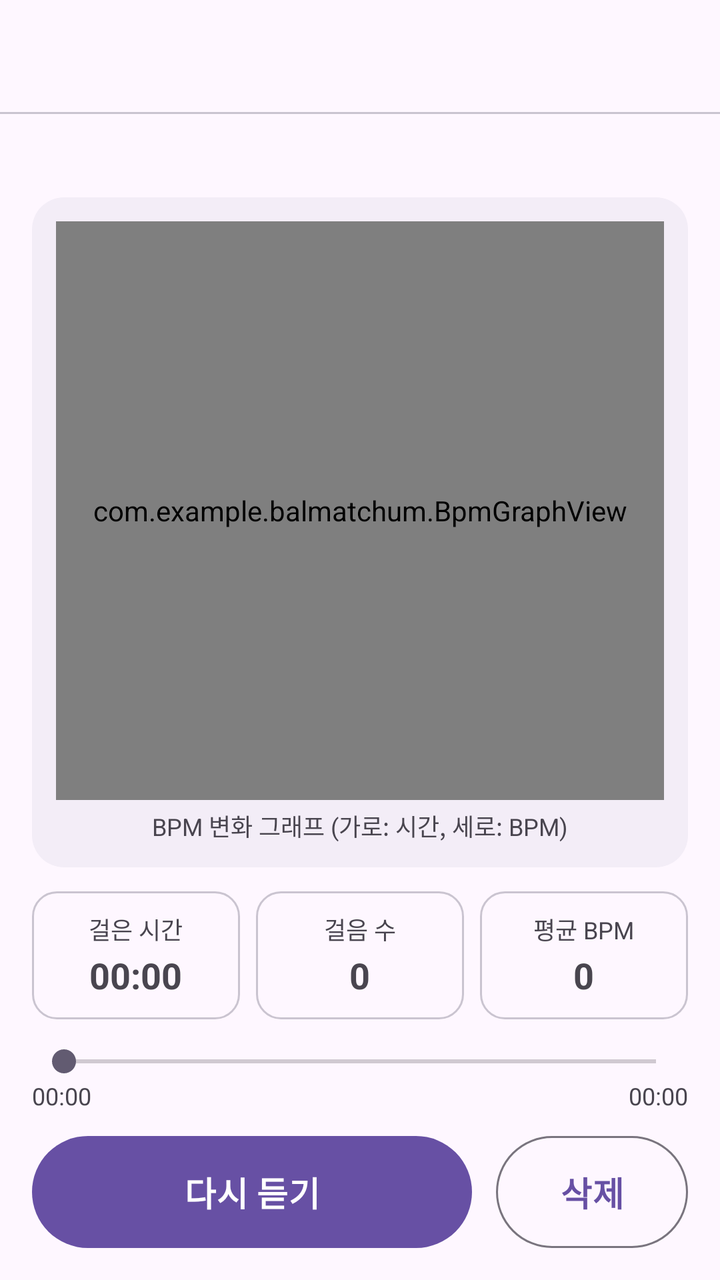
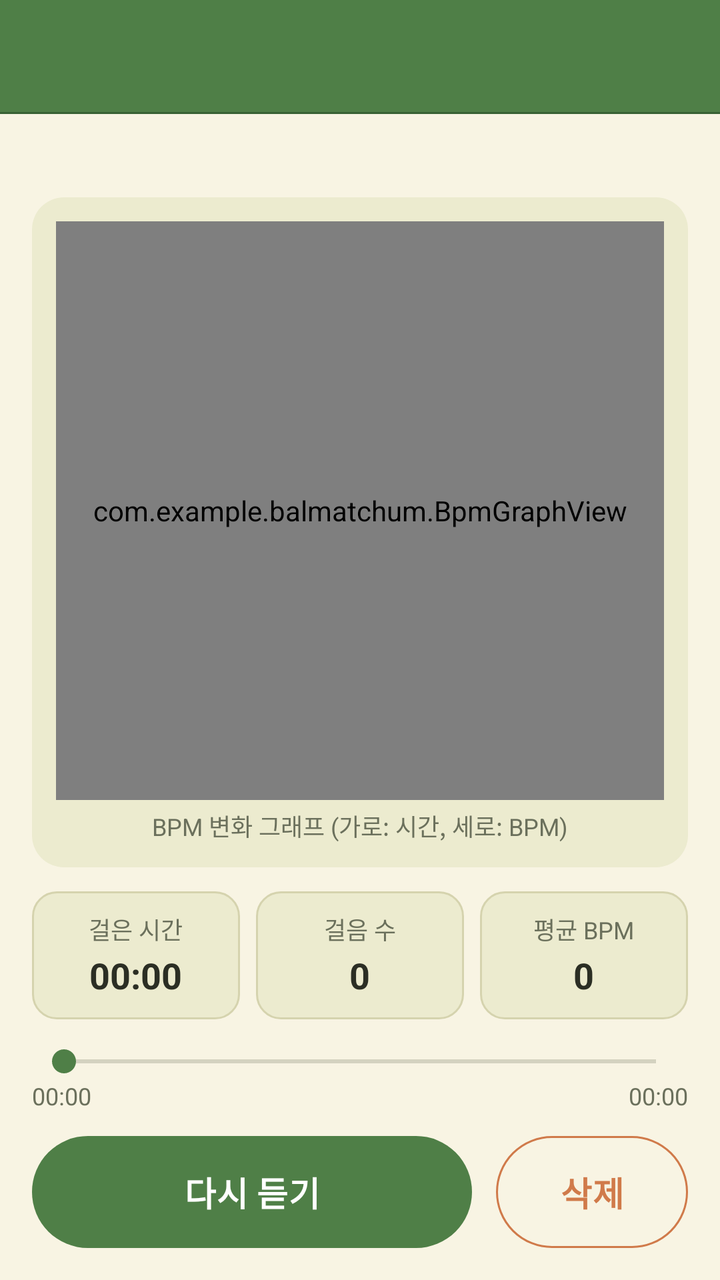

An Android layout rendered at two revisions. The XML below is the earlier revision; the diff shows what the commit changed to produce the second picture.
<!-- AndroidManifest.xml: application theme Theme.Balmatchum -->
<!-- res/layout/activity_song_detail.xml -->
<?xml version="1.0" encoding="utf-8"?>
<FrameLayout xmlns:android="http://schemas.android.com/apk/res/android"
    xmlns:app="http://schemas.android.com/apk/res-auto"
    android:layout_width="match_parent"
    android:layout_height="match_parent"
    android:fitsSystemWindows="true">

<LinearLayout
    android:layout_width="match_parent"
    android:layout_height="match_parent"
    android:orientation="vertical">

    
    <include layout="@layout/include_toolbar" />

    <LinearLayout
        android:layout_width="match_parent"
        android:layout_height="0dp"
        android:layout_weight="1"
        android:orientation="vertical"
        android:paddingStart="16dp"
        android:paddingTop="12dp"
        android:paddingEnd="16dp"
        android:paddingBottom="16dp">

        
        <TextView
            android:id="@+id/tvDate"
            android:layout_width="match_parent"
            android:layout_height="wrap_content"
            android:textColor="?attr/colorOnSurfaceVariant"
            android:textSize="13sp" />

        
        <LinearLayout
            android:layout_width="match_parent"
            android:layout_height="0dp"
            android:layout_marginTop="12dp"
            android:layout_weight="1"
            android:background="@drawable/bg_panel"
            android:minHeight="200dp"
            android:orientation="vertical"
            android:padding="12dp">

            
            <com.example.balmatchum.BpmGraphView
                android:id="@+id/graph"
                android:layout_width="match_parent"
                android:layout_height="0dp"
                android:layout_weight="1" />

            <TextView
                android:layout_width="match_parent"
                android:layout_height="wrap_content"
                android:layout_marginTop="4dp"
                android:gravity="center"
                android:text="BPM 변화 그래프 (가로: 시간, 세로: BPM)"
                android:textColor="?attr/colorOnSurfaceVariant"
                android:textSize="12sp" />
        </LinearLayout>

        
        <include
            layout="@layout/include_stat_tiles"
            android:layout_width="match_parent"
            android:layout_height="wrap_content"
            android:layout_marginTop="12dp" />

        
        <SeekBar
            android:id="@+id/seek"
            android:layout_width="match_parent"
            android:layout_height="wrap_content"
            android:layout_marginTop="12dp" />

        
        <LinearLayout
            android:layout_width="match_parent"
            android:layout_height="wrap_content"
            android:orientation="horizontal">

            <TextView
                android:id="@+id/tvTimeNow"
                android:layout_width="0dp"
                android:layout_height="wrap_content"
                android:layout_weight="1"
                android:text="00:00"
                android:textColor="?attr/colorOnSurfaceVariant"
                android:textSize="12sp" />

            <TextView
                android:id="@+id/tvTimeTotal"
                android:layout_width="wrap_content"
                android:layout_height="wrap_content"
                android:text="00:00"
                android:textColor="?attr/colorOnSurfaceVariant"
                android:textSize="12sp" />
        </LinearLayout>

        
        <LinearLayout
            android:layout_width="match_parent"
            android:layout_height="wrap_content"
            android:layout_marginTop="12dp"
            android:orientation="horizontal">

            
            <com.google.android.material.button.MaterialButton
                android:id="@+id/btnPlay"
                android:layout_width="0dp"
                android:layout_height="56dp"
                android:layout_weight="1"
                android:insetTop="0dp"
                android:insetBottom="0dp"
                android:text="다시 듣기"
                android:textSize="17sp"
                android:textStyle="bold"
                app:cornerRadius="28dp" />

            
            <com.google.android.material.button.MaterialButton
                android:id="@+id/btnDelete"
                style="@style/Widget.Material3.Button.OutlinedButton"
                android:layout_width="96dp"
                android:layout_height="56dp"
                android:layout_marginStart="12dp"
                android:insetTop="0dp"
                android:insetBottom="0dp"
                android:text="삭제"
                android:textSize="17sp"
                android:textStyle="bold"
                app:cornerRadius="28dp" />
        </LinearLayout>
    </LinearLayout>
</LinearLayout>
</FrameLayout>
<!-- res/layout/include_toolbar.xml (included above) -->
<?xml version="1.0" encoding="utf-8"?>
<merge xmlns:android="http://schemas.android.com/apk/res/android"
    xmlns:app="http://schemas.android.com/apk/res-auto">

    
    <com.google.android.material.appbar.MaterialToolbar
        android:id="@+id/toolbar"
        android:layout_width="match_parent"
        android:layout_height="56dp"
        app:titleTextAppearance="@style/TextAppearance.Balmatchum.ToolbarTitle" />

    
    <View
        android:layout_width="match_parent"
        android:layout_height="1dp"
        android:background="?attr/colorOutlineVariant" />
</merge>
<!-- res/layout/include_stat_tiles.xml (included above) -->
<?xml version="1.0" encoding="utf-8"?>
<LinearLayout xmlns:android="http://schemas.android.com/apk/res/android"
    android:layout_width="match_parent"
    android:layout_height="wrap_content"
    android:orientation="horizontal">

    
    <LinearLayout
        android:layout_width="0dp"
        android:layout_height="wrap_content"
        android:layout_weight="1"
        android:background="@drawable/bg_tile"
        android:gravity="center"
        android:orientation="vertical"
        android:paddingTop="10dp"
        android:paddingBottom="10dp">

        <TextView
            android:layout_width="wrap_content"
            android:layout_height="wrap_content"
            android:text="걸은 시간"
            android:textColor="?attr/colorOnSurfaceVariant"
            android:textSize="12sp" />

        <TextView
            android:id="@+id/tvStatTime"
            android:layout_width="wrap_content"
            android:layout_height="wrap_content"
            android:layout_marginTop="2dp"
            android:text="00:00"
            android:textSize="18sp"
            android:textStyle="bold" />
    </LinearLayout>

    
    <LinearLayout
        android:layout_width="0dp"
        android:layout_height="wrap_content"
        android:layout_marginStart="8dp"
        android:layout_marginEnd="8dp"
        android:layout_weight="1"
        android:background="@drawable/bg_tile"
        android:gravity="center"
        android:orientation="vertical"
        android:paddingTop="10dp"
        android:paddingBottom="10dp">

        <TextView
            android:layout_width="wrap_content"
            android:layout_height="wrap_content"
            android:text="걸음 수"
            android:textColor="?attr/colorOnSurfaceVariant"
            android:textSize="12sp" />

        <TextView
            android:id="@+id/tvStatSteps"
            android:layout_width="wrap_content"
            android:layout_height="wrap_content"
            android:layout_marginTop="2dp"
            android:text="0"
            android:textSize="18sp"
            android:textStyle="bold" />
    </LinearLayout>

    
    <LinearLayout
        android:layout_width="0dp"
        android:layout_height="wrap_content"
        android:layout_weight="1"
        android:background="@drawable/bg_tile"
        android:gravity="center"
        android:orientation="vertical"
        android:paddingTop="10dp"
        android:paddingBottom="10dp">

        <TextView
            android:layout_width="wrap_content"
            android:layout_height="wrap_content"
            android:text="평균 BPM"
            android:textColor="?attr/colorOnSurfaceVariant"
            android:textSize="12sp" />

        <TextView
            android:id="@+id/tvStatAvg"
            android:layout_width="wrap_content"
            android:layout_height="wrap_content"
            android:layout_marginTop="2dp"
            android:text="0"
            android:textSize="18sp"
            android:textStyle="bold" />
    </LinearLayout>
</LinearLayout>
<!-- resources referenced by this layout -->
<resources>
  <!-- drawable bg_panel (drawable) -->
  <?xml version="1.0" encoding="utf-8"?>
  <shape xmlns:android="http://schemas.android.com/apk/res/android"
      android:shape="rectangle">
      <corners android:radius="16dp" />
      
      <solid android:color="?attr/colorSurfaceContainer" />
  </shape>
  <!-- drawable bg_tile (drawable) -->
  <?xml version="1.0" encoding="utf-8"?>
  <shape xmlns:android="http://schemas.android.com/apk/res/android"
      android:shape="rectangle">
      <corners android:radius="12dp" />
      <stroke
          android:width="1dp"
          android:color="?attr/colorOutlineVariant" />
  </shape>
  <style name="TextAppearance.Balmatchum.ToolbarTitle" parent="TextAppearance.Material3.TitleLarge">
          <item name="android:textSize">20sp</item>
          <item name="android:textStyle">bold</item>
      </style>
  <style name="Theme.Balmatchum" parent="Base.Theme.Balmatchum" />
  <style name="Base.Theme.Balmatchum" parent="Theme.Material3.DayNight.NoActionBar">
          
          
      </style>
</resources>

<!-- the commit's change to res/layout/activity_song_detail.xml (unified diff, before → after) -->
@@ -3,11 +3,15 @@
     xmlns:app="http://schemas.android.com/apk/res-auto"
     android:layout_width="match_parent"
     android:layout_height="match_parent"
+    android:background="@color/bal_primary_dark"
     android:fitsSystemWindows="true">
+    
+
 
 <LinearLayout
     android:layout_width="match_parent"
     android:layout_height="match_parent"
+    android:background="@color/bal_background"
     android:orientation="vertical">
 
     
@@ -28,7 +32,7 @@
             android:id="@+id/tvDate"
             android:layout_width="match_parent"
             android:layout_height="wrap_content"
-            android:textColor="?attr/colorOnSurfaceVariant"
+            android:textColor="@color/bal_text_sub"
             android:textSize="13sp" />
 
         
@@ -55,7 +59,7 @@
                 android:layout_marginTop="4dp"
                 android:gravity="center"
                 android:text="BPM 변화 그래프 (가로: 시간, 세로: BPM)"
-                android:textColor="?attr/colorOnSurfaceVariant"
+                android:textColor="@color/bal_text_sub"
                 android:textSize="12sp" />
         </LinearLayout>
 
@@ -71,7 +75,10 @@
             android:id="@+id/seek"
             android:layout_width="match_parent"
             android:layout_height="wrap_content"
-            android:layout_marginTop="12dp" />
+            android:layout_marginTop="12dp"
+            android:progressBackgroundTint="@color/bal_text_sub"
+            android:progressTint="@color/bal_primary"
+            android:thumbTint="@color/bal_primary" />
 
         
         <LinearLayout
@@ -85,7 +92,7 @@
                 android:layout_height="wrap_content"
                 android:layout_weight="1"
                 android:text="00:00"
-                android:textColor="?attr/colorOnSurfaceVariant"
+                android:textColor="@color/bal_text_sub"
                 android:textSize="12sp" />
 
             <TextView
@@ -93,7 +100,7 @@
                 android:layout_width="wrap_content"
                 android:layout_height="wrap_content"
                 android:text="00:00"
-                android:textColor="?attr/colorOnSurfaceVariant"
+                android:textColor="@color/bal_text_sub"
                 android:textSize="12sp" />
         </LinearLayout>
 
@@ -113,8 +120,10 @@
                 android:insetTop="0dp"
                 android:insetBottom="0dp"
                 android:text="다시 듣기"
+                android:textColor="@color/white"
                 android:textSize="17sp"
                 android:textStyle="bold"
+                app:backgroundTint="@color/btn_primary_bg"
                 app:cornerRadius="28dp" />
 
             
@@ -127,9 +136,12 @@
                 android:insetTop="0dp"
                 android:insetBottom="0dp"
                 android:text="삭제"
+                android:textColor="@color/bal_accent"
                 android:textSize="17sp"
                 android:textStyle="bold"
-                app:cornerRadius="28dp" />
+                app:cornerRadius="28dp"
+                app:rippleColor="@color/bal_accent"
+                app:strokeColor="@color/bal_accent" />
         </LinearLayout>
     </LinearLayout>
 </LinearLayout>
@@ -144,13 +156,15 @@
         android:id="@+id/toolbar"
         android:layout_width="match_parent"
         android:layout_height="56dp"
-        app:titleTextAppearance="@style/TextAppearance.Balmatchum.ToolbarTitle" />
+        android:background="@color/bal_primary"
+        app:titleTextAppearance="@style/TextAppearance.Balmatchum.ToolbarTitle"
+        app:titleTextColor="@color/white" />
 
     
     <View
         android:layout_width="match_parent"
         android:layout_height="1dp"
-        android:background="?attr/colorOutlineVariant" />
+        android:background="@color/bal_primary_dark" />
 </merge>
 <!-- res/layout/include_stat_tiles.xml (included above) -->
 <?xml version="1.0" encoding="utf-8"?>
@@ -174,7 +188,7 @@
             android:layout_width="wrap_content"
             android:layout_height="wrap_content"
             android:text="걸은 시간"
-            android:textColor="?attr/colorOnSurfaceVariant"
+            android:textColor="@color/bal_text_sub"
             android:textSize="12sp" />
 
         <TextView
@@ -183,6 +197,7 @@
             android:layout_height="wrap_content"
             android:layout_marginTop="2dp"
             android:text="00:00"
+            android:textColor="@color/bal_text"
             android:textSize="18sp"
             android:textStyle="bold" />
     </LinearLayout>
@@ -204,7 +219,7 @@
             android:layout_width="wrap_content"
             android:layout_height="wrap_content"
             android:text="걸음 수"
-            android:textColor="?attr/colorOnSurfaceVariant"
+            android:textColor="@color/bal_text_sub"
             android:textSize="12sp" />
 
         <TextView
@@ -213,6 +228,7 @@
             android:layout_height="wrap_content"
             android:layout_marginTop="2dp"
             android:text="0"
+            android:textColor="@color/bal_text"
             android:textSize="18sp"
             android:textStyle="bold" />
     </LinearLayout>
@@ -232,7 +248,7 @@
             android:layout_width="wrap_content"
             android:layout_height="wrap_content"
             android:text="평균 BPM"
-            android:textColor="?attr/colorOnSurfaceVariant"
+            android:textColor="@color/bal_text_sub"
             android:textSize="12sp" />
 
         <TextView
@@ -241,6 +257,7 @@
             android:layout_height="wrap_content"
             android:layout_marginTop="2dp"
             android:text="0"
+            android:textColor="@color/bal_text"
             android:textSize="18sp"
             android:textStyle="bold" />
     </LinearLayout>
<!-- resource entries referenced after the edit -->
@@ -1,30 +1,88 @@
 <!-- resources referenced by this layout -->
 <resources>
+  <color name="bal_accent">#D07A4A</color>
+  <color name="bal_background">#F8F4E3</color>
+  <color name="bal_primary">#4F7F47</color>
+  <color name="bal_primary_dark">#386134</color>
+  <color name="bal_text">#2B2E24</color>
+  <color name="bal_text_sub">#6B705C</color>
+  <color name="white">#FFFFFFFF</color>
   <!-- drawable bg_panel (drawable) -->
   <?xml version="1.0" encoding="utf-8"?>
   <shape xmlns:android="http://schemas.android.com/apk/res/android"
       android:shape="rectangle">
       <corners android:radius="16dp" />
       
-      <solid android:color="?attr/colorSurfaceContainer" />
+      <solid android:color="@color/bal_surface" />
   </shape>
   <!-- drawable bg_tile (drawable) -->
   <?xml version="1.0" encoding="utf-8"?>
   <shape xmlns:android="http://schemas.android.com/apk/res/android"
       android:shape="rectangle">
       <corners android:radius="12dp" />
+      <solid android:color="@color/bal_surface" />
       <stroke
           android:width="1dp"
-          android:color="?attr/colorOutlineVariant" />
+          android:color="@color/bal_outline" />
   </shape>
   <style name="TextAppearance.Balmatchum.ToolbarTitle" parent="TextAppearance.Material3.TitleLarge">
           <item name="android:textSize">20sp</item>
           <item name="android:textStyle">bold</item>
       </style>
   <style name="Theme.Balmatchum" parent="Base.Theme.Balmatchum" />
-  <style name="Base.Theme.Balmatchum" parent="Theme.Material3.DayNight.NoActionBar">
+  <color name="bal_surface">#ECEBCF</color>
+  <color name="bal_outline">#D5D3AE</color>
+  <style name="Base.Theme.Balmatchum" parent="Theme.Material3.Light.NoActionBar">
           
+          <item name="colorPrimary">@color/bal_primary</item>
           
+          <item name="colorOnPrimary">@color/white</item>
+          <item name="colorPrimaryContainer">@color/bal_surface</item>
+          <item name="colorOnPrimaryContainer">@color/bal_text</item>
+  
+          
+          <item name="colorSecondary">@color/bal_secondary</item>
+          <item name="colorOnSecondary">@color/bal_text</item>
+          <item name="colorSecondaryContainer">@color/bal_surface</item>
+          <item name="colorOnSecondaryContainer">@color/bal_text</item>
+  
+          
+          <item name="colorTertiary">@color/bal_accent</item>
+          <item name="colorOnTertiary">@color/white</item>
+          
+          <item name="colorError">@color/bal_accent</item>
+          <item name="colorOnError">@color/white</item>
+  
+          
+          <item name="android:colorBackground">@color/bal_background</item>
+          <item name="android:windowBackground">@color/bal_background</item>
+          <item name="colorOnBackground">@color/bal_text</item>
+  
+          
+          <item name="colorSurface">@color/bal_background</item>
+          <item name="colorOnSurface">@color/bal_text</item>
+          <item name="colorOnSurfaceVariant">@color/bal_text_sub</item>
+          <item name="colorSurfaceContainerLowest">@color/bal_background</item>
+          <item name="colorSurfaceContainerLow">@color/bal_background</item>
+          <item name="colorSurfaceContainer">@color/bal_surface</item>
+          
+          <item name="colorSurfaceContainerHigh">@color/bal_background</item>
+          <item name="colorSurfaceContainerHighest">@color/bal_surface</item>
+  
+          
+          <item name="colorOutline">@color/bal_outline</item>
+          <item name="colorOutlineVariant">@color/bal_outline</item>
+  
+          
+          <item name="android:textColorPrimary">@color/bal_text</item>
+          <item name="android:textColorSecondary">@color/bal_text_sub</item>
+  
+          
+          <item name="android:statusBarColor">@color/bal_primary_dark</item>
+          <item name="android:navigationBarColor">@color/bal_primary_dark</item>
+          
+          <item name="android:windowLightStatusBar">false</item>
       </style>
+  <color name="bal_secondary">#A9BF7A</color>
 </resources>
 
